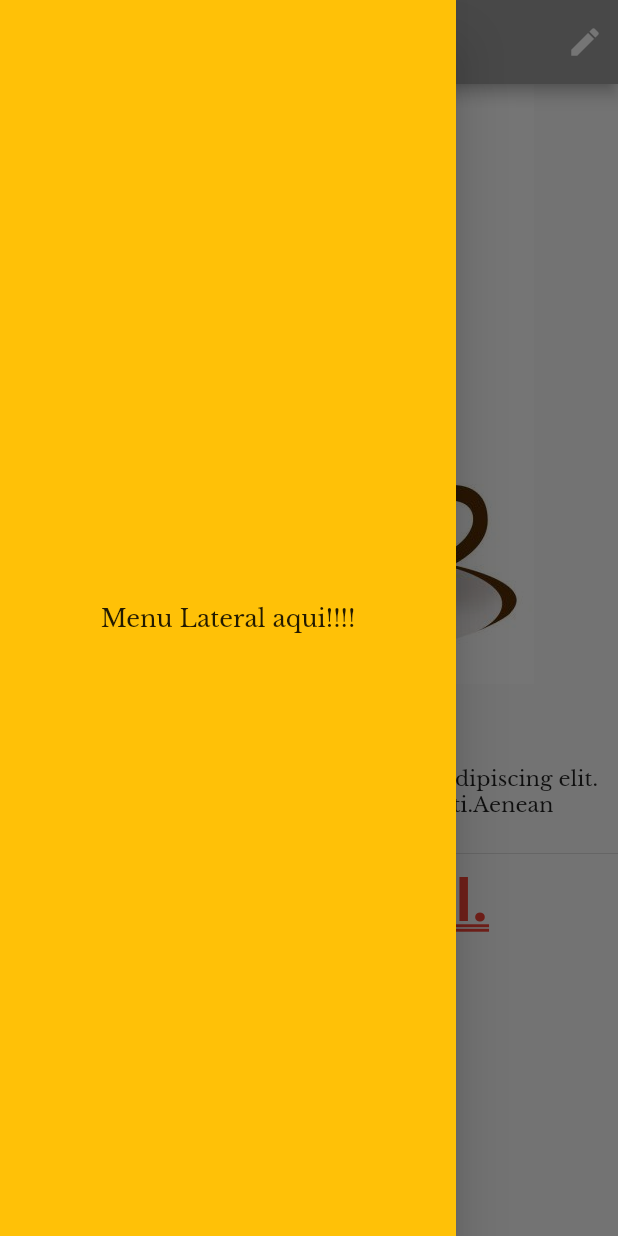
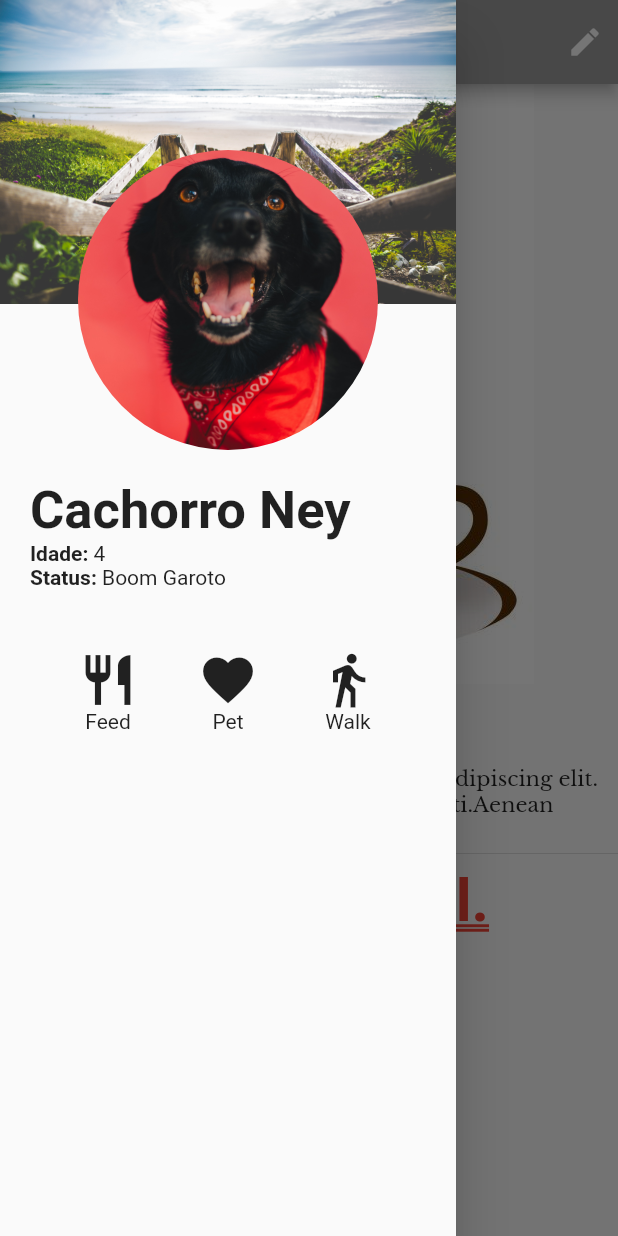
Before and after one commit to SamuelEngComp/comecando_app_flutter, a Flutter app: the screen it shows after launch, with the side drawer open, on a phone screen of 412 x 824 dp. Run offline on Flutter 3.47's test engine with Material 2 defaults, Android fonts, the phone set to English and light mode, and no system bars.

```diff
--- /dev/null
+++ b/lib/cap04_perfil.dart
@@ -0,0 +1,91 @@
+
+
+import 'dart:ui';
+
+import 'package:flutter/material.dart';
+
+//CAP 04 - Placing widgets one after another
+
+class TelaDePerfil extends StatelessWidget {
+  @override
+  Widget build(BuildContext context) {
+
+    return Scaffold(
+      body: Stack(
+        children: <Widget>[
+          Image.asset('assets/imagens/praia.jpg'),
+          Transform.translate(offset: Offset(0, 100),
+          child: Column(
+            children: <Widget>[
+              _buildProfileImage(context),
+              _buildProfileDetails(context),
+              _buildActions(context),
+            ],
+          ),)
+        ],
+      ),
+    );
+  }
+
+
+  Widget _buildProfileImage(BuildContext context) {
+    return Container(
+      width: 200,
+      height: 200,
+      child: ClipOval(
+        child: Image.asset('assets/imagens/dog.jpg',fit: BoxFit.fitWidth,),
+      ),
+    );
+  }
+  Widget _buildProfileDetails(BuildContext context) {
+    return Padding(padding: const EdgeInsets.all(20.0),
+    child: Column(
+      crossAxisAlignment: CrossAxisAlignment.start,
+      children: <Widget>[
+        Text('Cachorro Ney',
+        style: TextStyle(fontSize: 35, fontWeight: FontWeight.w600),
+        ),
+        _buildDetailsRow('Idade', '4'),
+        _buildDetailsRow('Status', 'Boom Garoto'),
+      ],
+    ),
+    );
+  }
+  Widget _buildActions(BuildContext context) {
+    return Row(
+      mainAxisAlignment: MainAxisAlignment.center,
+      children: <Widget>[
+        _buildIcon(Icons.restaurant, 'Feed'),
+        _buildIcon(Icons.favorite, 'Pet'),
+        _buildIcon(Icons.directions_walk, 'Walk'),
+      ],
+    );
+  }
+
+  Widget _buildIcon(IconData icon, String text) {
+    return Padding(
+      padding: const EdgeInsets.all(20.0),
+      child: Column(
+        children: <Widget>[
+          Icon(icon, size: 40),
+          Text(text)
+        ],
+      ),
+    );
+  }
+
+  Widget _buildDetailsRow(String heading, String value) {
+    return Row(
+      children: <Widget>[
+        Text(
+          '$heading: ',
+          style: TextStyle(fontWeight: FontWeight.bold),
+        ),
+        Text(value),
+      ],
+    );
+  }
+
+
+
+}
--- a/lib/tela_basica.dart
+++ b/lib/tela_basica.dart
@@ -5,7 +5,7 @@ import 'package:flutter/material.dart';
 import 'immutable_widget.dart';
 import 'tela_menu_lateral.dart';
 import 'text_layout.dart';
-
+import 'cap04_perfil.dart';
 
 class TelaBasica extends StatelessWidget {
 
@@ -34,7 +34,7 @@ class TelaBasica extends StatelessWidget {
       ),
 
       drawer: Drawer(
-        child: MenuLateral(),
+        child: TelaDePerfil(),
       ),
     );
   }
--- a/pubspec.yaml
+++ b/pubspec.yaml
@@ -61,6 +61,8 @@ flutter:
   assets:
      - assets/imagens/cafe.png
      - assets/imagens/cafe02.jpg
+     - assets/imagens/dog.jpg
+     - assets/imagens/praia.jpg
   #   - images/a_dot_ham.jpeg
 
   # An image asset can refer to one or more resolution-specific "variants", see
```
Also changed, not shown: assets/imagens/dog.jpg (added), assets/imagens/praia.jpg (added), lib/cap04.dart (deleted).
